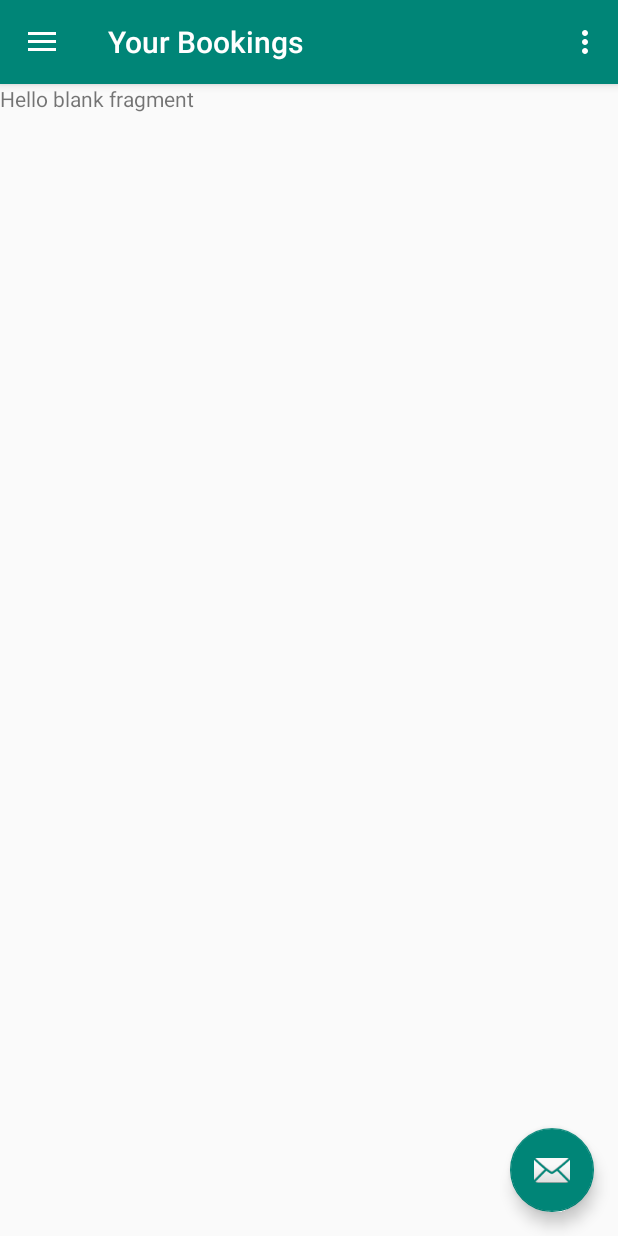
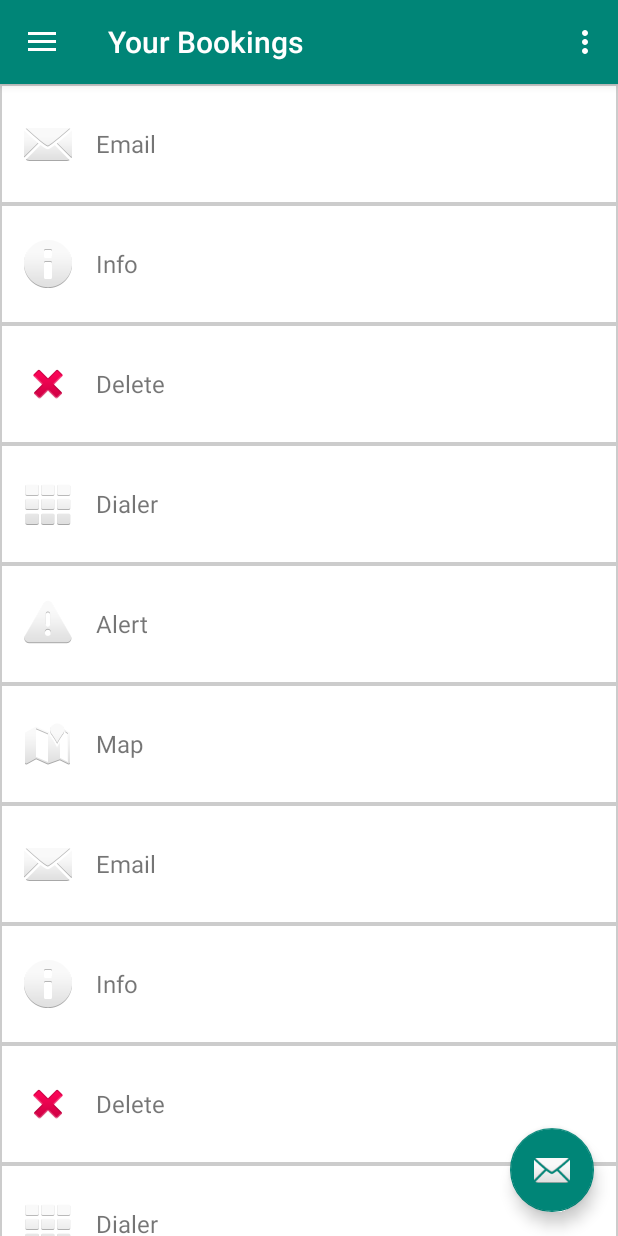
Before and after one commit to Divya10/Besslani, an Android app: the CustomerMainActivity screen opened directly, with no data from a screen before it, on a phone screen of 412 x 824 dp. Run offline under Robolectric (Android 15) with nearby library versions, the phone set to English and light mode, and no system bars; pictures from the network do not load.

Commit message:
added recyclerview for customer bookings

```diff
--- a/Panache/app/build.gradle
+++ b/Panache/app/build.gradle
@@ -44,4 +44,6 @@ dependencies {
 //    androidTestImplementation 'androidx.test.espresso:espresso-core:3.2.0'
     implementation 'androidx.constraintlayout:constraintlayout:1.1.3'
     implementation 'androidx.legacy:legacy-support-v4:1.0.0'
+    //recyclerview depedency
+    implementation 'androidx.recyclerview:recyclerview:1.1.0'
 }
--- a/Panache/app/src/main/java/com/example/panache/CustomerLoginFragment.java
+++ b/Panache/app/src/main/java/com/example/panache/CustomerLoginFragment.java
@@ -142,49 +142,49 @@ public class CustomerLoginFragment extends Fragment {
             }
         });
 
-//        loginButton = view.findViewById(R.id.login_button);
+        loginButton = view.findViewById(R.id.login_button);
+
+
+        boolean loggedOut = AccessToken.getCurrentAccessToken() == null;
+
+//        if (!loggedOut) {
+//            Picasso.with(getContext()).load(Profile.getCurrentProfile().getProfilePictureUri(200, 200)).into(imageView);
+//            Log.d("TAG", "Username is: " + Profile.getCurrentProfile().getName());
 //
-//
-//        boolean loggedOut = AccessToken.getCurrentAccessToken() == null;
-//
-////        if (!loggedOut) {
-////            Picasso.with(getContext()).load(Profile.getCurrentProfile().getProfilePictureUri(200, 200)).into(imageView);
-////            Log.d("TAG", "Username is: " + Profile.getCurrentProfile().getName());
-////
-////            //Using Graph API
-////            getUserProfile(AccessToken.getCurrentAccessToken());
-////        }
-//
-//        loginButton.setReadPermissions(Arrays.asList("email", "public_profile"));
-//        callbackManager = CallbackManager.Factory.create();
-//
-//        loginButton.registerCallback(callbackManager, new FacebookCallback<LoginResult>() {
-//            @Override
-//            public void onSuccess(LoginResult loginResult) {
-//                // App code
-//                loginResult.getAccessToken();
-//                loginResult.getRecentlyDeniedPermissions();
-//                loginResult.getRecentlyGrantedPermissions();
-//                //TODO: Add code for successfull login with facebook
-//                boolean loggedIn = AccessToken.getCurrentAccessToken() == null;
-//                Log.d("API123", loggedIn + " ??");
-//                Intent intent =new Intent(getContext(),CustomerMainActivity.class);
-//                startActivity(intent);
-//
-//            }
-//
-//            @Override
-//            public void onCancel() {
-//                // App code
-//                new AlertDialog.Builder(getContext()).setMessage("cancelled");
-//            }
-//
-//            @Override
-//            public void onError(FacebookException exception) {
-//                // App code
-//                new AlertDialog.Builder(getContext()).setMessage(""+exception);
-//            }
-//        });
+//            //Using Graph API
+//            getUserProfile(AccessToken.getCurrentAccessToken());
+//        }
+
+        loginButton.setReadPermissions(Arrays.asList("email", "public_profile"));
+        callbackManager = CallbackManager.Factory.create();
+
+        loginButton.registerCallback(callbackManager, new FacebookCallback<LoginResult>() {
+            @Override
+            public void onSuccess(LoginResult loginResult) {
+                // App code
+                loginResult.getAccessToken();
+                loginResult.getRecentlyDeniedPermissions();
+                loginResult.getRecentlyGrantedPermissions();
+                //TODO: Add code for successfull login with facebook
+                boolean loggedIn = AccessToken.getCurrentAccessToken() == null;
+                Log.d("API123", loggedIn + " ??");
+                Intent intent =new Intent(getContext(),CustomerMainActivity.class);
+                startActivity(intent);
+
+            }
+
+            @Override
+            public void onCancel() {
+                // App code
+                new AlertDialog.Builder(getContext()).setMessage("cancelled");
+            }
+
+            @Override
+            public void onError(FacebookException exception) {
+                // App code
+                new AlertDialog.Builder(getContext()).setMessage(""+exception);
+            }
+        });
 
         return view;
     }
--- a/Panache/app/src/main/java/com/example/panache/YoruBookingsFragment.java
+++ b/Panache/app/src/main/java/com/example/panache/YoruBookingsFragment.java
@@ -3,6 +3,8 @@ package com.example.panache;
 import android.os.Bundle;
 
 import androidx.fragment.app.Fragment;
+import androidx.recyclerview.widget.LinearLayoutManager;
+import androidx.recyclerview.widget.RecyclerView;
 
 import android.view.LayoutInflater;
 import android.view.View;
@@ -15,14 +17,34 @@ public class YoruBookingsFragment extends Fragment {
     @Override
     public void onCreate(Bundle savedInstanceState) {
         super.onCreate(savedInstanceState);
+
     }
 
     @Override
     public View onCreateView(LayoutInflater inflater, ViewGroup container,
                              Bundle savedInstanceState) {
         // Inflate the layout for this fragment
-        return inflater.inflate(R.layout.fragment_yoru_bookings, container, false);
+        View view =inflater.inflate(R.layout.fragment_yoru_bookings, container, false);
+        mybookingsdata[] myListData = new mybookingsdata[]{
+                new mybookingsdata("Email", android.R.drawable.ic_dialog_email),
+                new mybookingsdata("Info", android.R.drawable.ic_dialog_info),
+                new mybookingsdata("Delete", android.R.drawable.ic_delete),
+                new mybookingsdata("Dialer", android.R.drawable.ic_dialog_dialer),
+                new mybookingsdata("Alert", android.R.drawable.ic_dialog_alert),
+                new mybookingsdata("Map", android.R.drawable.ic_dialog_map),
+                new mybookingsdata("Email", android.R.drawable.ic_dialog_email),
+                new mybookingsdata("Info", android.R.drawable.ic_dialog_info),
+                new mybookingsdata("Delete", android.R.drawable.ic_delete),
+                new mybookingsdata("Dialer", android.R.drawable.ic_dialog_dialer),
+                new mybookingsdata("Alert", android.R.drawable.ic_dialog_alert),
+                new mybookingsdata("Map", android.R.drawable.ic_dialog_map),
+        };
+        RecyclerView recyclerView = (RecyclerView) view.findViewById(R.id.recyclerView);
+        myBookingsAdapter adapter = new myBookingsAdapter(myListData);
+        recyclerView.setHasFixedSize(true);
+        recyclerView.setLayoutManager(new LinearLayoutManager(getContext()));
+        recyclerView.setAdapter(adapter);
+        return view;
     }
 
-
 }
--- /dev/null
+++ b/Panache/app/src/main/java/com/example/panache/myBookingsAdapter.java
@@ -0,0 +1,60 @@
+package com.example.panache;
+import android.view.LayoutInflater;
+import android.view.View;
+import android.view.ViewGroup;
+import android.widget.ImageView;
+import android.widget.RelativeLayout;
+import android.widget.TextView;
+import android.widget.Toast;
+
+import androidx.recyclerview.widget.RecyclerView;
+import androidx.recyclerview.widget.RecyclerView.Adapter;
+
+
+
+public class myBookingsAdapter extends Adapter<myBookingsAdapter.ViewHolder>{
+        private mybookingsdata[] listdata;
+
+        // RecyclerView recyclerView;
+        public myBookingsAdapter(mybookingsdata[] listdata) {
+            this.listdata = listdata;
+        }
+        @Override
+        public ViewHolder onCreateViewHolder(ViewGroup parent, int viewType) {
+            LayoutInflater layoutInflater = LayoutInflater.from(parent.getContext());
+            View listItem= layoutInflater.inflate(R.layout.your_bookings_list_item, parent, false);
+            ViewHolder viewHolder = new ViewHolder(listItem);
+            return viewHolder;
+        }
+
+        @Override
+        public void onBindViewHolder(ViewHolder holder, int position) {
+            final mybookingsdata mybookingsdata = listdata[position];
+            holder.textView.setText(listdata[position].getDescription());
+            holder.imageView.setImageResource(listdata[position].getImgId());
+            holder.relativeLayout.setOnClickListener(new View.OnClickListener() {
+                @Override
+                public void onClick(View view) {
+                    Toast.makeText(view.getContext(),"click on item: "+mybookingsdata.getDescription(),Toast.LENGTH_LONG).show();
+                }
+            });
+        }
+
+
+        @Override
+        public int getItemCount() {
+            return listdata.length;
+        }
+
+        public class ViewHolder extends RecyclerView.ViewHolder {
+            public ImageView imageView;
+            public TextView textView;
+            public RelativeLayout relativeLayout;
+            public ViewHolder(View itemView) {
+                super(itemView);
+                this.imageView = (ImageView) itemView.findViewById(R.id.imageView);
+                this.textView = (TextView) itemView.findViewById(R.id.textView);
+                relativeLayout = (RelativeLayout)itemView.findViewById(R.id.relativeLayout);
+            }
+        }
+    }
--- /dev/null
+++ b/Panache/app/src/main/java/com/example/panache/mybookingsdata.java
@@ -0,0 +1,22 @@
+package com.example.panache;
+
+public class mybookingsdata {
+        private String description;
+        private int imgId;
+        public mybookingsdata(String description, int imgId) {
+            this.description = description;
+            this.imgId = imgId;
+        }
+        public String getDescription() {
+            return description;
+        }
+        public void setDescription(String description) {
+            this.description = description;
+        }
+        public int getImgId() {
+            return imgId;
+        }
+        public void setImgId(int imgId) {
+            this.imgId = imgId;
+        }
+    }
--- /dev/null
+++ b/Panache/app/src/main/res/drawable/your_booking_recyclerview_border.xml
@@ -0,0 +1,10 @@
+<?xml version="1.0" encoding="utf-8"?>
+<shape xmlns:android="http://schemas.android.com/apk/res/android"
+    android:shape="rectangle"
+    android:layout_height="@dimen/com_facebook_likeboxcountview_border_radius"
+    android:layout_width="@dimen/com_facebook_likeboxcountview_border_width">
+    <solid android:color="#FFFFFF" />
+    <stroke
+        android:width="1dp"
+        android:color="#CCCCCC" />
+</shape>
--- a/Panache/app/src/main/res/layout/fragment_customer_login.xml
+++ b/Panache/app/src/main/res/layout/fragment_customer_login.xml
@@ -49,15 +49,15 @@
         app:layout_constraintTop_toBottomOf="@+id/password"
         app:layout_constraintVertical_bias="0.2" />
 
-<!--        <com.facebook.login.widget.LoginButton-->
-<!--            android:id="@+id/login_button"-->
-<!--            android:layout_width="wrap_content"-->
-<!--            android:layout_height="wrap_content"-->
-<!--            android:paddingBottom="@dimen/com_facebook_likeview_internal_padding"-->
-<!--            android:paddingTop="@dimen/com_facebook_likeview_internal_padding"-->
-<!--            android:layout_gravity="center"-->
-<!--            android:layout_marginTop="@dimen/fab_margin"-->
-<!--            app:layout_constraintBottom_toBottomOf="parent" />-->
+        <com.facebook.login.widget.LoginButton
+            android:id="@+id/login_button"
+            android:layout_width="wrap_content"
+            android:layout_height="wrap_content"
+            android:paddingBottom="@dimen/com_facebook_likeview_internal_padding"
+            android:paddingTop="@dimen/com_facebook_likeview_internal_padding"
+            android:layout_gravity="center"
+            android:layout_marginTop="@dimen/fab_margin"
+            app:layout_constraintBottom_toBottomOf="parent" />
 
     <ProgressBar
         android:id="@+id/loading"
--- a/Panache/app/src/main/res/layout/fragment_yoru_bookings.xml
+++ b/Panache/app/src/main/res/layout/fragment_yoru_bookings.xml
@@ -6,9 +6,10 @@
     tools:context=".YoruBookingsFragment">
 
     <!-- TODO: Update blank fragment layout -->
-    <TextView
+    <androidx.recyclerview.widget.RecyclerView
         android:layout_width="match_parent"
         android:layout_height="match_parent"
-        android:text="@string/hello_blank_fragment" />
+        android:scrollbars="vertical"
+        android:id="@+id/recyclerView"/>
 
 </FrameLayout>
--- /dev/null
+++ b/Panache/app/src/main/res/layout/your_bookings_list_item.xml
@@ -0,0 +1,31 @@
+<?xml version="1.0" encoding="utf-8"?>
+<RelativeLayout xmlns:android="http://schemas.android.com/apk/res/android"
+    xmlns:tools="http://schemas.android.com/tools"
+    android:id="@+id/relativeLayout"
+    android:layout_width="match_parent"
+    android:layout_height="?android:attr/listPreferredItemHeightLarge"
+    android:background="@drawable/your_booking_recyclerview_border">
+
+    <ImageView
+        android:id="@+id/imageView"
+        android:layout_width="wrap_content"
+        android:layout_height="wrap_content"
+        android:layout_centerVertical="true"
+        android:layout_alignParentStart="true"
+        android:layout_alignParentLeft="true"
+        android:layout_marginStart="@dimen/activity_horizontal_margin"
+        android:layout_marginEnd="@dimen/activity_horizontal_margin"
+        android:contentDescription="Icon"
+        tools:ignore="HardcodedText,RtlHardcoded" />
+
+    <TextView
+        android:id="@+id/textView"
+        android:layout_width="wrap_content"
+        android:layout_height="match_parent"
+        android:layout_toEndOf="@id/imageView"
+        android:layout_toRightOf="@id/imageView"
+        android:gravity="center_vertical"
+        android:textSize="16sp"
+        tools:ignore="RtlHardcoded" />
+
+</RelativeLayout>
--- a/Panache/app/src/main/res/values/dimens.xml
+++ b/Panache/app/src/main/res/values/dimens.xml
@@ -8,4 +8,5 @@
     <dimen name="fab_margin">16dp</dimen>
     <dimen name="profile_width">75dp</dimen>
     <dimen name="profile_height">60dp</dimen>
+    <dimen name="ic_clear_margin">56dp</dimen>
 </resources>
```
